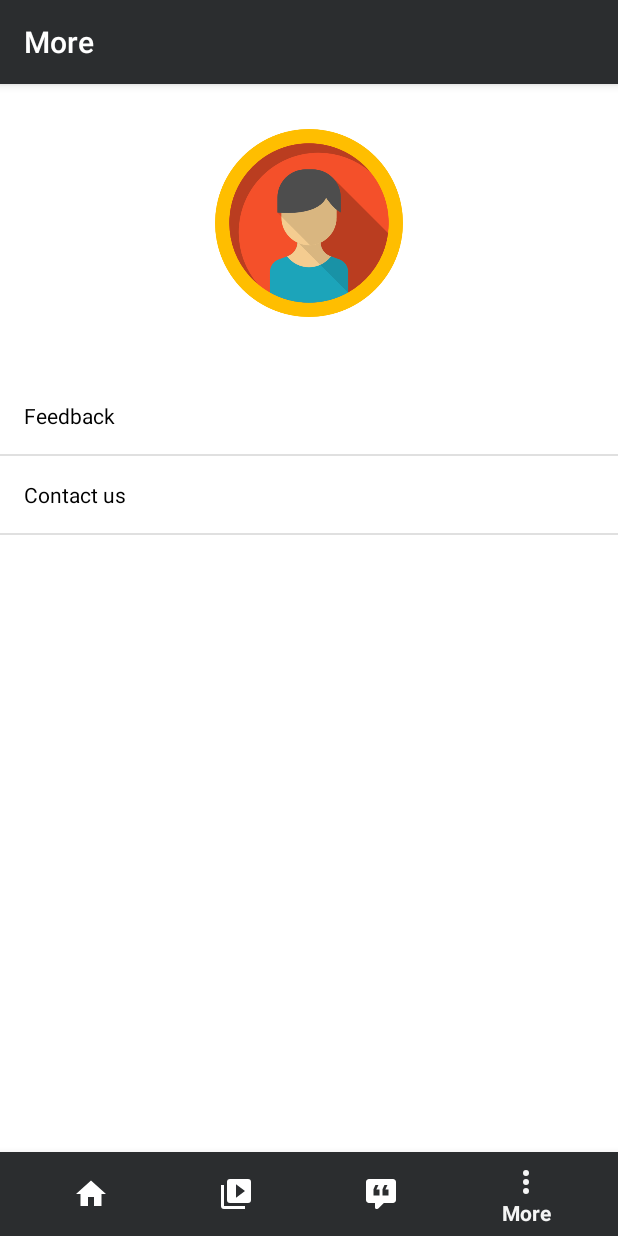
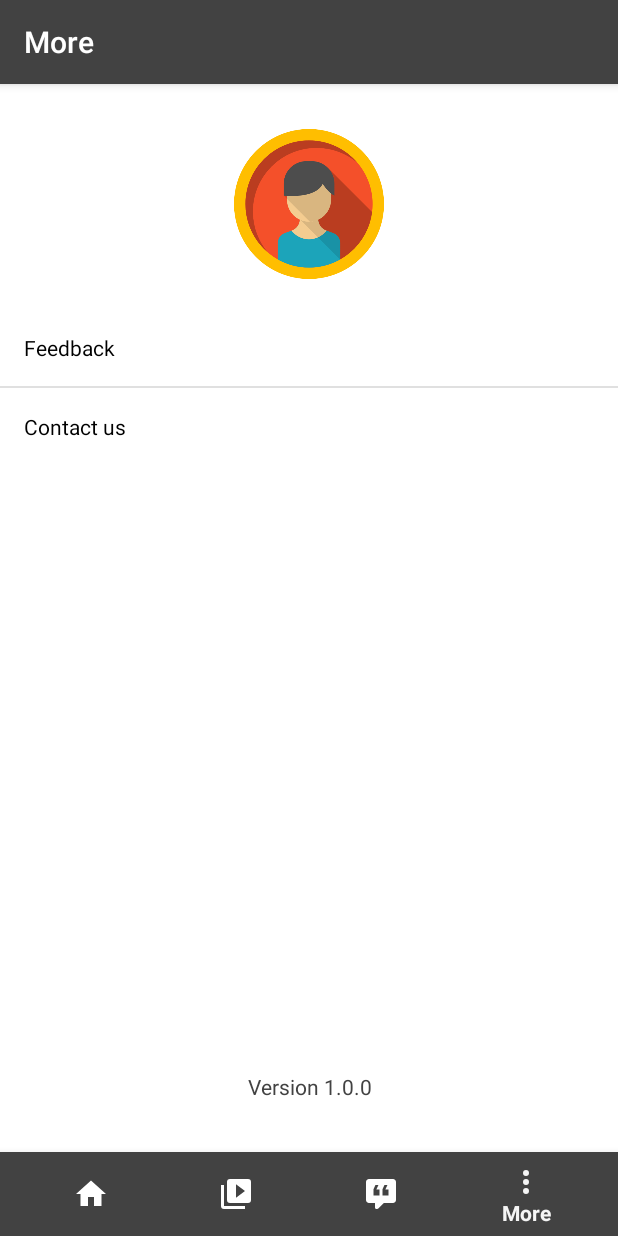
Before and after one commit to parmanand083/Motiver, an Android app: the MoreFragment screen opened through its navigation route, on a phone screen of 412 x 824 dp. Run offline under Robolectric (Android 15) with nearby library versions, the phone set to English and light mode, and no system bars; our stand-ins replace Picasso, Volley, navigation-ui; libraries missing offline, so code that uses them is left out: agency.tango.android, com.synnapps.carouselview; network calls fail; pictures from the network do not load; 3 statements that could not run were skipped.

Commit message:
first version of the app 1.0.0

```diff
--- a/app/build.gradle
+++ b/app/build.gradle
@@ -39,6 +39,7 @@ dependencies {
     implementation 'androidx.legacy:legacy-support-v4:1.0.0'
     implementation 'androidx.preference:preference:1.1.0-alpha05'
     testImplementation 'junit:junit:4.12'
+    implementation 'com.synnapps:carouselview:0.1.5'
     implementation 'agency.tango.android:avatar-view:0.0.2'
     //if you want to use Picasso for loadi
     implementation 'agency.tango.android:avatar-view-picasso:0.0.2'
--- a/app/src/main/java/in/motivation/FullscreenActivity.java
+++ b/app/src/main/java/in/motivation/FullscreenActivity.java
@@ -17,7 +17,7 @@ import android.view.View;
  */
 public class FullscreenActivity extends AppCompatActivity {
 
-    private static int TIME_OUT = 3000; //Time to launch the another activity
+    private static int TIME_OUT = 1000; //Time to launch the another activity
     @Override
     protected void onCreate(Bundle savedInstanceState) {
         super.onCreate(savedInstanceState);
--- a/app/src/main/java/in/motivation/ui/home/HomeFragment.java
+++ b/app/src/main/java/in/motivation/ui/home/HomeFragment.java
@@ -16,6 +16,8 @@ import androidx.lifecycle.ViewModelProviders;
 import com.squareup.picasso.Callback;
 import com.squareup.picasso.MemoryPolicy;
 import com.squareup.picasso.Picasso;
+import com.synnapps.carouselview.CarouselView;
+import com.synnapps.carouselview.ImageListener;
 
 import in.motivation.R;
 import in.motivation.ui.util.ErrorDialog;
@@ -23,15 +25,30 @@ import in.motivation.ui.util.ErrorDialog;
 public class HomeFragment extends Fragment {
 
     private HomeViewModel homeViewModel;
+    CarouselView carouselView;
+
+    int[] sampleImages = {R.drawable.quotes,R.drawable.quotes2};
 
     public View onCreateView(@NonNull LayoutInflater inflater,
                              ViewGroup container, Bundle savedInstanceState) {
 
         View root = inflater.inflate(R.layout.fragment_home, container, false);
-        ImageView imageView;
-        imageView = root.findViewById(R.id.home_imageView);
-        Picasso.get().load("http://crazywork.in:5000/cat_image/miscellaneous.png").noPlaceholder().memoryPolicy(MemoryPolicy.NO_CACHE, MemoryPolicy.NO_STORE).into(imageView);
+        carouselView = (CarouselView) root.findViewById(R.id.carouselView);
+        carouselView.setPageCount(sampleImages.length);
+        carouselView.setImageListener(imageListener);
+       // ImageView imageView;
+        //imageView = root.findViewById(R.id.home_imageView);
+        //imageView.setImageDrawable(getResources().getDrawable(R.drawable.quotes));
+    //    Picasso.get().load(getResources().getDrawable("")).noPlaceholder().memoryPolicy(MemoryPolicy.NO_CACHE, MemoryPolicy.NO_STORE).into(imageView);
 
         return root;
     }
+    ImageListener imageListener = new ImageListener() {
+        @Override
+        public void setImageForPosition(int position, ImageView imageView) {
+
+            imageView.setImageResource(sampleImages[position]);
+        }
+    };
+
 }
--- a/app/src/main/res/layout/fragment_more.xml
+++ b/app/src/main/res/layout/fragment_more.xml
@@ -8,18 +8,37 @@
     android:clickable="true"
     android:layout_height="match_parent">
  <ImageView
-     android:layout_width="125dp"
-     android:layout_height="125dp"
+     android:layout_width="100dp"
+     android:layout_height="100dp"
      android:layout_marginTop="30dp"
      android:layout_gravity="center"
      android:src="@drawable/user"></ImageView>
 
     <ListView
-        android:layout_marginTop="40dp"
+        android:layout_marginTop="20dp"
         android:id="@+id/list_view"
         android:headerDividersEnabled="true"
         android:layout_width="match_parent"
-        android:layout_height="match_parent"
+        android:layout_height="wrap_content"
         tools:layout_editor_absoluteX="1dp"
         tools:layout_editor_absoluteY="36dp" />
+    <LinearLayout
+        android:layout_width="match_parent"
+        android:orientation="vertical"
+        android:gravity="bottom"
+        android:layout_height="match_parent">
+        <TextView
+            android:layout_marginTop="100dp"
+            android:layout_marginBottom="90dp"
+            android:gravity="center"
+            android:layout_width="match_parent"
+            android:layout_height="wrap_content"
+            android:text="Version 1.0.0"
+            android:textColor="@color/colorPrimary"
+            />
+    </LinearLayout>
+
+
+
+
 </LinearLayout>
--- a/app/src/main/res/layout/quotes_view.xml
+++ b/app/src/main/res/layout/quotes_view.xml
@@ -10,7 +10,7 @@
     <com.google.android.material.card.MaterialCardView
 
         android:layout_width="match_parent"
-        android:layout_height="140dp"
+        android:layout_height="200dp"
         android:layout_marginLeft="@dimen/mtrl_card_spacing"
         android:layout_marginTop="@dimen/mtrl_card_spacing"
         android:layout_marginRight="@dimen/mtrl_card_spacing">
@@ -23,7 +23,6 @@
                 android:id="@+id/imageView"
                 android:adjustViewBounds="true"
                 android:scaleType="fitXY"
-
                 android:layout_width="match_parent"
                 android:layout_height="wrap_content"
                 android:src="@drawable/loader_image"
--- a/app/src/main/res/layout/video_fragment.xml
+++ b/app/src/main/res/layout/video_fragment.xml
@@ -11,7 +11,7 @@
 
     <ScrollView
         android:layout_width="match_parent"
-        android:layout_marginBottom="100dp"
+        android:layout_marginBottom="56dp"
         android:layout_height="match_parent">
         <LinearLayout
             android:layout_width="match_parent"
@@ -20,6 +20,7 @@
             <androidx.recyclerview.widget.RecyclerView
                 android:id="@+id/video_recycleview"
                 android:layout_width="match_parent"
+
                 android:layout_height="match_parent">
             </androidx.recyclerview.widget.RecyclerView>
 
--- a/app/src/main/res/values/colors.xml
+++ b/app/src/main/res/values/colors.xml
@@ -1,11 +1,8 @@
 <?xml version="1.0" encoding="utf-8"?>
 <resources>
-
     <color name="colorSecondary">#fff</color>
     <color name="black">#000</color>
-
-    <color name="colorPrimary">#2b2d2f</color>
+    <color name="colorPrimary">#FF424242</color>
     <color name="dim_black">#808080</color>
-
     <color name="black_overlay">#66000000</color>
 </resources>
```
Also changed, not shown: app/src/main/res/layout/fragment_home.xml (+25 -10 lines), app/src/main/res/layout/video_view.xml (+6 -3 lines), app/src/main/res/drawable/loader_image.gif, app/src/main/res/drawable/quotes.jpg (added), app/src/main/res/drawable/quotes2.jpg (added), 1 other file.
